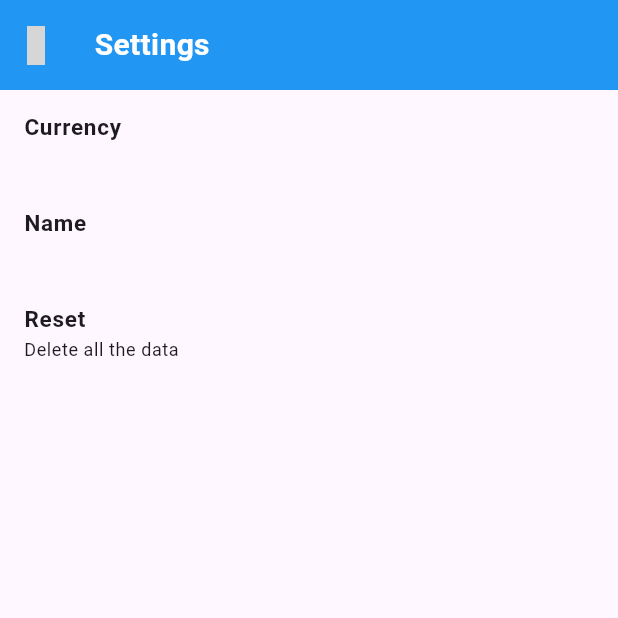
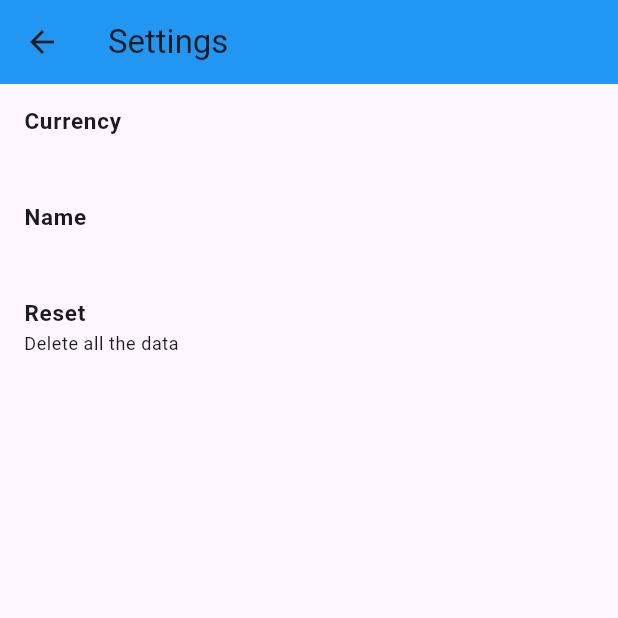
Before and after one commit to bartonpratt/my_expense_app, a Flutter app: the SettingsScreen screen opened directly, on a phone screen of 412 x 824 dp, the top half of it. Run offline on Flutter 3.47's test engine with Material 3 defaults, Android fonts, the phone set to English and light mode, and no system bars; our stand-ins replace animated_text_kit, fl_chart, image_picker, lottie, rive, shared_preferences and 2 more; missing offline and left inert: currency_picker, events_emitter, ficonsax; accounts and stored records are empty; network calls fail; grey boxes are pictures that could not be loaded.

```diff
--- a/lib/screens/payments/payments_screen.dart
+++ b/lib/screens/payments/payments_screen.dart
@@ -92,7 +92,7 @@ class _PaymentsScreenState extends State<PaymentsScreen> {
             },
           ),
         ),
-        floatingActionButton: FloatingActionButton(
+        floatingActionButton: FloatingActionButton(shape: CircleBorder(),
           heroTag: "payment-hero-fab",
           onPressed: (){
             Navigator.of(context).push(MaterialPageRoute(builder: (builder)=>const PaymentForm(type: PaymentType.credit)));
--- a/lib/screens/settings/settings.screen.dart
+++ b/lib/screens/settings/settings.screen.dart
@@ -1,5 +1,4 @@
 import 'package:currency_picker/currency_picker.dart';
-import 'package:ficonsax/ficonsax.dart';
 import 'package:my_expense_app/extension.dart';
 import 'package:my_expense_app/helpers/db.helper.dart';
 import 'package:my_expense_app/providers/app_provider.dart';
@@ -7,6 +6,7 @@ import 'package:my_expense_app/widgets/buttons/button.dart';
 import 'package:my_expense_app/widgets/dialog/confirm.modal.dart';
 import 'package:flutter/material.dart';
 import 'package:provider/provider.dart';
+
 class SettingsScreen extends StatefulWidget {
   const SettingsScreen({super.key});
 
@@ -22,26 +22,10 @@ class _SettingsScreenState extends State<SettingsScreen> {
   @override
   Widget build(BuildContext context) {
     AppProvider provider = Provider.of<AppProvider>(context);
-    return Scaffold(
+    return Scaffold(appBar: AppBar(title: Text('Settings'),backgroundColor: Theme.of(context).primaryColor,),
         body: Column(
           children: [
-            Container(
-              decoration: BoxDecoration(
-                color: context.theme.primaryColor,
-              ),
-              height: MediaQuery.of(context).viewPadding.top + 60,
-              padding: EdgeInsets.only(
-                  top:MediaQuery.of(context).viewPadding.top,
-              ),
-              alignment: Alignment.center,
-              child: Row(
-                children: [
-                  IconButton(onPressed: Navigator.of(context).pop, icon: const Icon(IconsaxOutline.arrow_left_2,size: 26,),color: Colors.white,),
-                  const SizedBox(width: 15,),
-                  const Text("Settings", style: TextStyle(color: Colors.white, fontWeight: FontWeight.w600, fontSize: 20),)
-                ],
-              ),
-            ),
+
             Expanded(
                 child: ListView(
                   padding: EdgeInsets.zero,
--- a/pubspec.yaml
+++ b/pubspec.yaml
@@ -53,6 +53,8 @@ dependencies:
   animated_text_kit: ^4.2.2
   lottie: ^3.1.2
   image_picker: ^1.1.1
+  fl_chart: ^0.68.0
+  flutter_svg: ^2.0.10+1
 
 dev_dependencies:
   flutter_test:
```
Also changed, not shown: lib/screens/home/home.screen.dart (+49 -0 lines), pubspec.lock.
